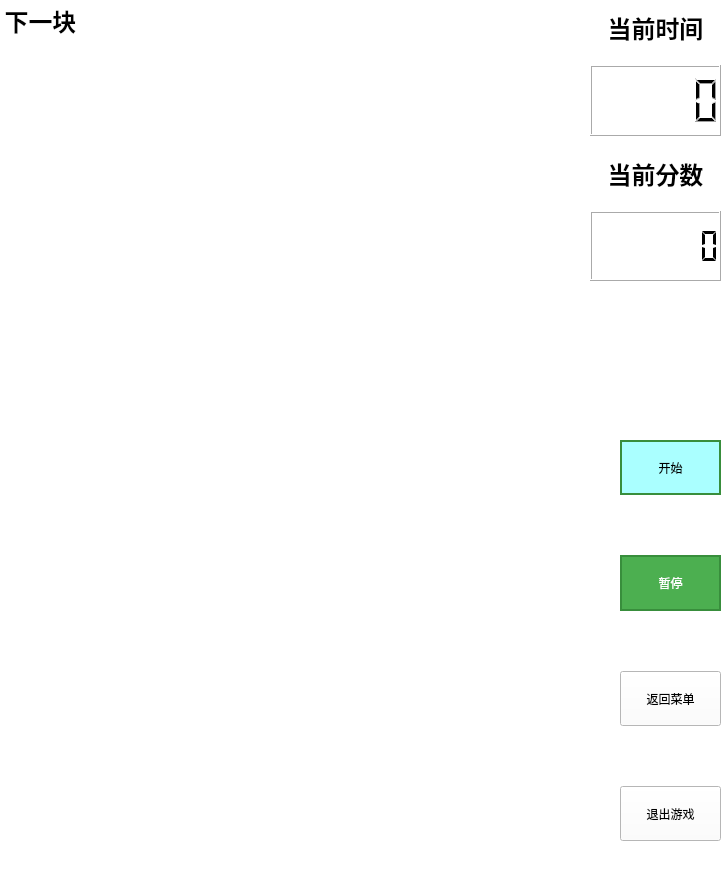
Qt form Tetris/cboard_single.ui (Aurora-glint/Tetris) before a commit.
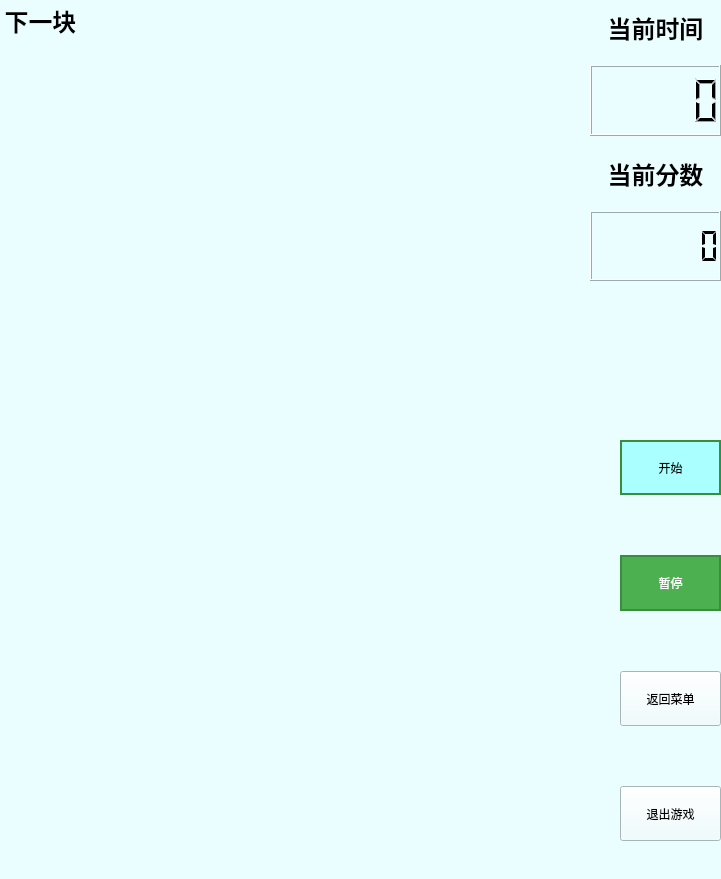
The same form after that commit. Icons and pictures are not drawn.

Patch:
```diff
--- a/Tetris/cboard_single.ui
+++ b/Tetris/cboard_single.ui
@@ -26,7 +26,10 @@
    <string>Tetris</string>
   </property>
   <property name="styleSheet">
-   <string notr="true">background-color: rgb(255, 255, 255);
+   <string notr="true">/*background-color: rgb(255, 255, 255);*/
+/*background-image:url(:/image/tetrisbg.png)*/
+
+background-color: rgb(235, 254, 255);
 </string>
   </property>
   <widget class="QLabel" name="timetitle_3">
```
